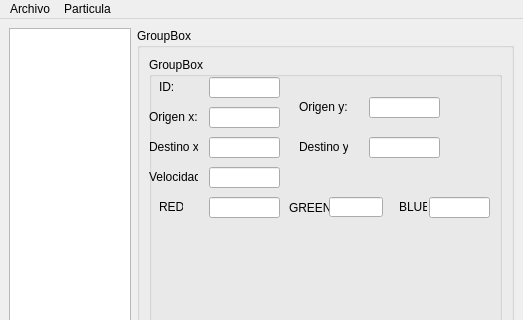
First picture: the form in Actividad 11/mainwindow.ui, repository vale314/Seminario-Algoritmia, before the edit; both pictures show x 0 to 523 and y 0 to 320 of the 523 by 521 pixel window.
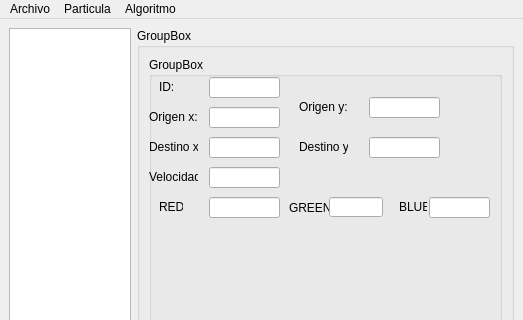
Second picture: the form after the edit.

The edit to the form file:
```diff
--- a/Actividad 11/mainwindow.ui
+++ b/Actividad 11/mainwindow.ui
@@ -339,8 +339,15 @@
     <addaction name="actionMostar"/>
     <addaction name="actionPuntos_Cercanos"/>
    </widget>
+   <widget class="QMenu" name="menuAlgoritmo">
+    <property name="title">
+     <string>Algoritmo</string>
+    </property>
+    <addaction name="actionkrustal"/>
+   </widget>
    <addaction name="menusds"/>
    <addaction name="menuParticula"/>
+   <addaction name="menuAlgoritmo"/>
   </widget>
   <widget class="QStatusBar" name="statusbar"/>
   <action name="actionGuardar">
```
Left out of the diff: 5 changed lines with no effect on the pictures.
